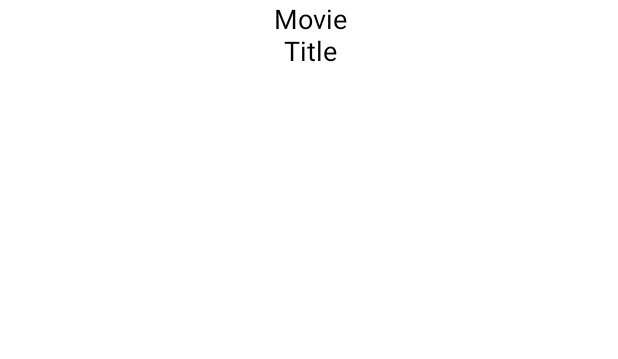
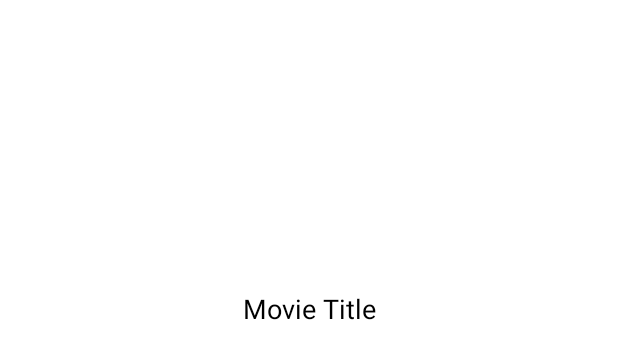
Before and after one commit to TKamar/MyMovieList, an Android app: the layout activity_movie_display.xml on its own in the app's theme, with its tools: preview values and no code run, on a phone screen of 412 x 824 dp. Shown: the top 359 px of the screen. Run offline under Robolectric (Android 15) with nearby library versions, the phone set to English and light mode, and no system bars; network calls fail.

Commit message:
Fixing view

```diff
--- a/app/src/main/res/layout/activity_movie_display.xml
+++ b/app/src/main/res/layout/activity_movie_display.xml
@@ -5,33 +5,35 @@
     android:layout_width="match_parent"
     android:layout_height="match_parent"
     tools:context=".MovieDisplay"
-    android:orientation="vertical"
     >
+
+    <LinearLayout
+        android:layout_width="match_parent"
+        android:layout_height="match_parent"
+        android:orientation="vertical">
 
 
     <TextView
         android:id="@+id/TXT_MOVIES_TITLE_DISPLAY"
-        android:layout_width="wrap_content"
-        android:layout_height="wrap_content"
-        android:layout_alignParentStart="true"
-        android:layout_alignParentEnd="true"
-        android:layout_marginStart="163dp"
-        android:layout_marginEnd="162dp"
+        android:layout_width="match_parent"
+        android:layout_height="20dp"
         android:layout_marginBottom="10dp"
         android:text="Movie Title"
         android:textColor="@color/black"
         android:textSize="18dp"
         android:gravity="center"
-
+        android:layout_weight="1"
         />
 
 
     <ImageView
         android:id="@+id/IMG_POSTER_IMAGE_DISPLAY"
-        android:layout_width="wrap_content"
+        android:layout_width="match_parent"
         android:layout_height="wrap_content"
         android:layout_margin="5dp"
         android:layout_weight="1"
+
         />
 
+    </LinearLayout>
 </LinearLayout>
```
Also changed, not shown: app/src/main/res/layout/activity_main.xml (+4 -8 lines), app/src/main/res/layout/movie_item.xml (+5 -4 lines).
